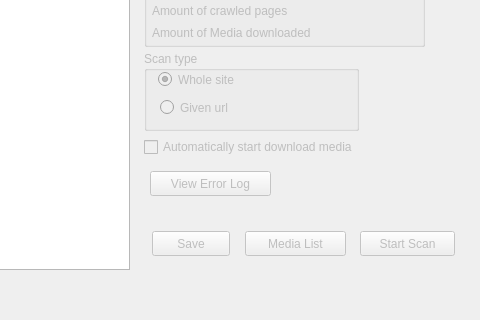
This is ui/mediasitedownloder.ui in pussbb/QMediaSiteDownloader as Qt 5 draws it before an edit; both pictures show x 146 to 626 and y 141 to 461 of the 626 by 461 pixel window. The edited form follows.
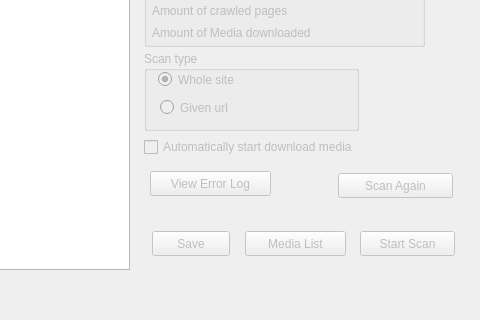
This is the edited form. Icons and pictures are not drawn.

```diff
--- a/ui/mediasitedownloder.ui
+++ b/ui/mediasitedownloder.ui
@@ -293,6 +293,19 @@
           <string>Media List</string>
          </property>
         </widget>
+        <widget class="QPushButton" name="repeatscan">
+         <property name="geometry">
+          <rect>
+           <x>202</x>
+           <y>246</y>
+           <width>115</width>
+           <height>25</height>
+          </rect>
+         </property>
+         <property name="text">
+          <string>Scan Again</string>
+         </property>
+        </widget>
        </widget>
       </widget>
       <widget class="QWidget" name="parse_info">
```
